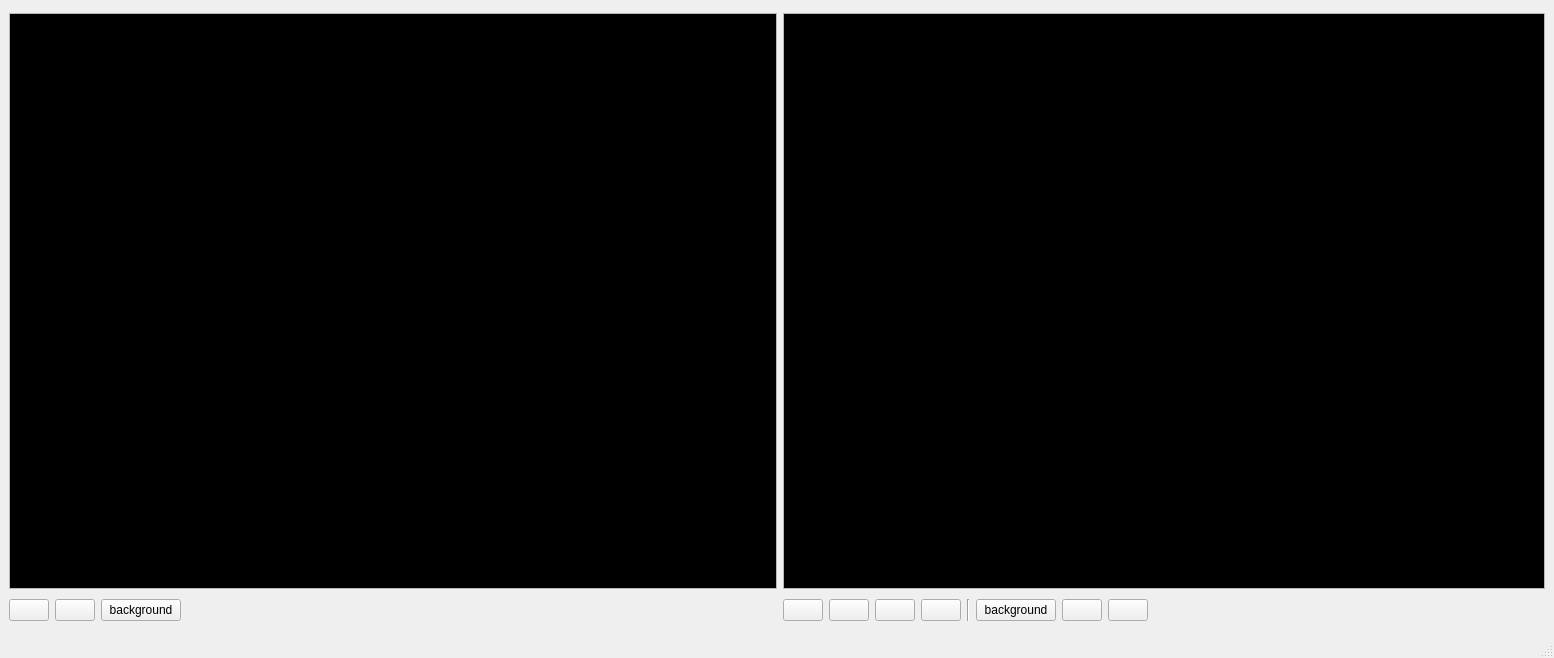
Qt form texter/texter/texter2.ui (derlucas/4.48_psychosis) before a commit.
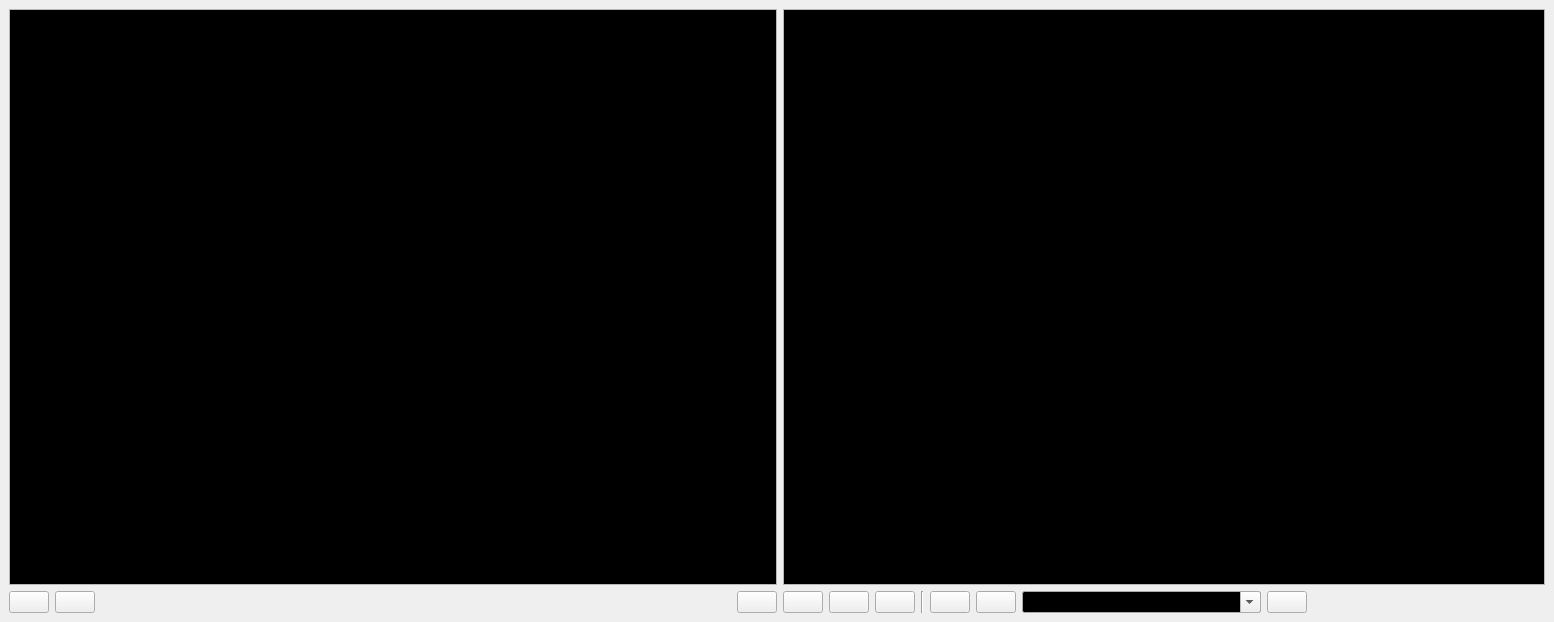
The same form after that commit. Icons and pictures are not drawn. Custom widgets are drawn as their Qt base class.

```diff
--- a/texter/texter/texter2.ui
+++ b/texter/texter/texter2.ui
@@ -7,7 +7,7 @@
     <x>0</x>
     <y>0</y>
     <width>1554</width>
-    <height>658</height>
+    <height>617</height>
    </rect>
   </property>
   <property name="palette">
@@ -147,12 +147,10 @@
           <property name="icon">
            <iconset theme="document-save"/>
           </property>
-         </widget>
-        </item>
-        <item>
-         <widget class="KColorButton" name="live_color">
-          <property name="text">
-           <string>background</string>
+          <property name="icon">
+           <iconset theme="document-save">
+            <normaloff/>
+           </iconset>
           </property>
          </widget>
         </item>
@@ -169,6 +167,19 @@
           </property>
          </spacer>
         </item>
+        <item>
+         <widget class="KPushButton" name="streaming_button">
+          <property name="toolTip">
+           <string>starts/stops live textfield streaming [F9]</string>
+          </property>
+          <property name="icon">
+           <iconset theme="media-record"/>
+          </property>
+          <property name="checkable">
+           <bool>true</bool>
+          </property>
+         </widget>
+        </item>
        </layout>
       </item>
      </layout>
@@ -238,6 +249,15 @@
           </property>
          </widget>
         </item>
+        <item>
+         <widget class="KPushButton" name="preview_save_button">
+          <property name="icon">
+           <iconset theme="document-save">
+            <normaloff/>
+           </iconset>
+          </property>
+         </widget>
+        </item>
         <item>
          <widget class="KPushButton" name="publish_button">
           <property name="toolTip">
@@ -253,20 +273,6 @@
           </property>
          </widget>
         </item>
-        <item>
-         <widget class="KPushButton" name="previous_button">
-          <property name="icon">
-           <iconset theme="media-skip-backward"/>
-          </property>
-         </widget>
-        </item>
-        <item>
-         <widget class="KPushButton" name="next_button">
-          <property name="icon">
-           <iconset theme="media-skip-forward"/>
-          </property>
-         </widget>
-        </item>
         <item>
          <widget class="Line" name="line">
           <property name="orientation">
@@ -275,16 +281,34 @@
          </widget>
         </item>
         <item>
-         <widget class="KColorButton" name="preview_color">
-          <property name="text">
-           <string>background</string>
+         <widget class="KPushButton" name="previous_button">
+          <property name="toolTip">
+           <string>load previous text [F6]</string>
           </property>
          </widget>
         </item>
         <item>
-         <widget class="KPushButton" name="preview_save_button">
+         <widget class="KPushButton" name="next_button">
+          <property name="toolTip">
+           <string>load next text [F7]</string>
+          </property>
           <property name="icon">
-           <iconset theme="document-save"/>
+           <iconset theme="media-skip-forward">
+            <normaloff/>
+           </iconset>
+          </property>
+         </widget>
+        </item>
+        <item>
+         <widget class="KComboBox" name="text_combo">
+          <property name="sizePolicy">
+           <sizepolicy hsizetype="Expanding" vsizetype="Fixed">
+            <horstretch>0</horstretch>
+            <verstretch>0</verstretch>
+           </sizepolicy>
+          </property>
+          <property name="editable">
+           <bool>true</bool>
           </property>
          </widget>
         </item>
@@ -314,7 +338,6 @@
     </item>
    </layout>
   </widget>
-  <widget class="QStatusBar" name="statusbar"/>
  </widget>
  <customwidgets>
   <customwidget>
@@ -323,9 +346,9 @@
    <header>krichtextedit.h</header>
   </customwidget>
   <customwidget>
-   <class>KColorButton</class>
-   <extends>QPushButton</extends>
-   <header>kcolorbutton.h</header>
+   <class>KComboBox</class>
+   <extends>QComboBox</extends>
+   <header>kcombobox.h</header>
   </customwidget>
   <customwidget>
    <class>KPushButton</class>
```
Left out of the diff: 39 changed lines with no effect on the pictures.
